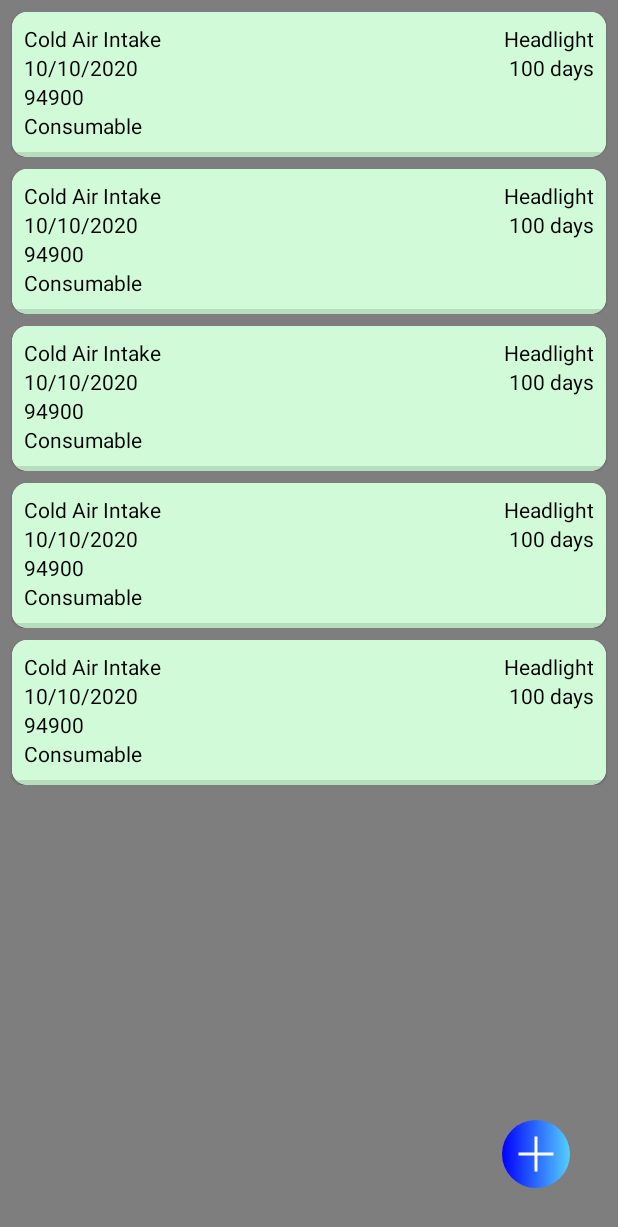
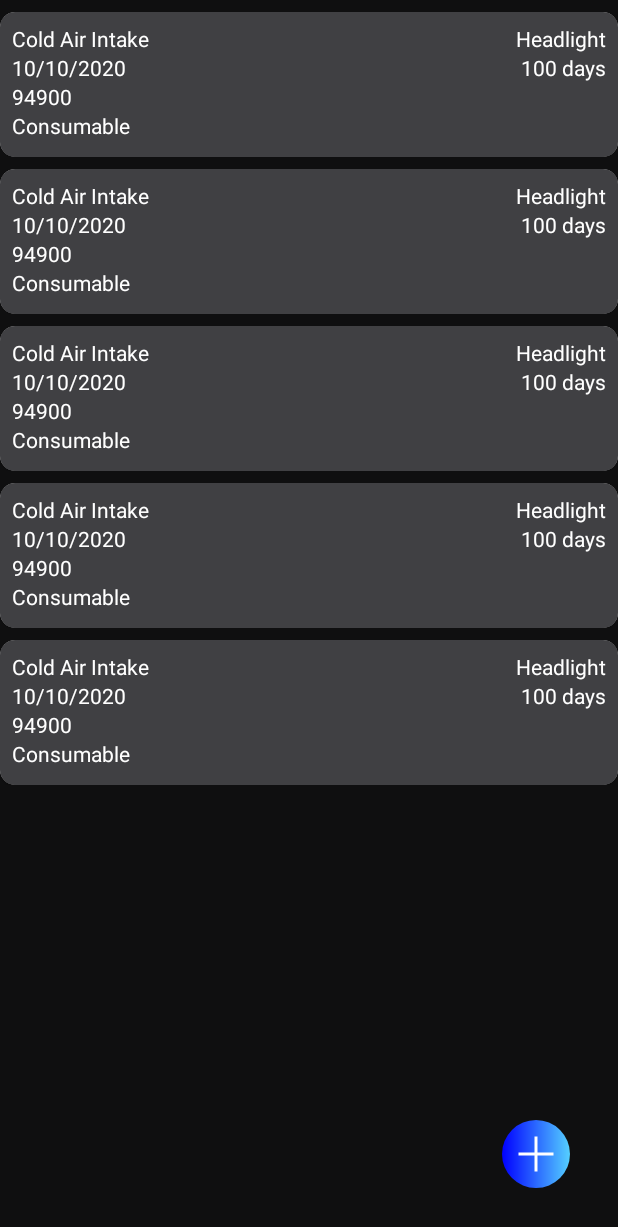
Before and after one commit to Danboe2009/Part-Timer, an Android app: the layout activity_main.xml on its own in the app's theme, with its tools: preview values and no code run, on a phone screen of 412 x 824 dp. Shown: the top 1227 px of the screen. Run offline under Robolectric (Android 15) with nearby library versions, the phone set to English and light mode, and no system bars.

Commit message:
Styling Change

```diff
--- a/app/build.gradle
+++ b/app/build.gradle
@@ -37,7 +37,7 @@ android {
 
 dependencies {
 
-    implementation "org.jetbrains.kotlin:kotlin-stdlib:1.5.20"
+    implementation "org.jetbrains.kotlin:kotlin-stdlib:1.5.21"
     implementation 'androidx.core:core-ktx:1.6.0'
     implementation 'androidx.appcompat:appcompat:1.3.0'
     implementation 'com.google.android.material:material:1.4.0'
@@ -46,8 +46,8 @@ dependencies {
     implementation 'androidx.navigation:navigation-ui-ktx:2.3.5'
 
     implementation 'com.squareup.retrofit2:retrofit:2.9.0'
-    implementation 'com.squareup.retrofit2:converter-gson:2.7.0'
-    implementation 'com.squareup.okhttp3:okhttp:4.3.1'
+    implementation 'com.squareup.retrofit2:converter-gson:2.9.0'
+    implementation 'com.squareup.okhttp3:okhttp:4.9.1'
     implementation 'com.google.code.gson:gson:2.8.6'
 
     testImplementation 'junit:junit:4.13.2'
--- a/app/src/main/java/com/missingcontroller/parttimer/MainActivity.kt
+++ b/app/src/main/java/com/missingcontroller/parttimer/MainActivity.kt
@@ -27,7 +27,7 @@ class MainActivity : AppCompatActivity() {
         setContentView(binding.root)
 
         val request = RetroFitBuilder.buildService(PartsURLService::class.java)
-        val response = request.listParts("CqBAJn5x9v3qokS1H1N2rSAm7ECBYC6PctSk3tJMhHu5lCiGDw78FCbNfiRRNYmG")
+        val response = request.listParts("V7xjN8ZQcio3RP2zp3Eqp09B6YAnKALvV2AaEM7baESVMLMjfOhaa7RuKUFXvncH")
 
         response.enqueue(object : Callback<List<PartObject>> {
             override fun onResponse(call: Call<List<PartObject>>, response: Response<List<PartObject>>) {
--- a/app/src/main/java/com/missingcontroller/parttimer/PartViewHolder.kt
+++ b/app/src/main/java/com/missingcontroller/parttimer/PartViewHolder.kt
@@ -37,7 +37,7 @@ class PartViewHolder(inflater: LayoutInflater, parent: ViewGroup, identifier: In
     consumable.text = processConsumable(partObject.consumable)
     typeOfPart.text = partObject.type
     daysSince.text = "${partAge(partObject.date)} Days"
-    colorObject(partAge(partObject.date))
+//    colorObject(partAge(partObject.date))
   }
 
   fun formatDate(date: Date): String {
--- a/app/src/main/res/layout/activity_main.xml
+++ b/app/src/main/res/layout/activity_main.xml
@@ -5,7 +5,7 @@
     android:id="@+id/coordinatorLayout"
     android:layout_width="match_parent"
     android:layout_height="match_parent"
-    android:background="@color/light_grey"
+    android:background="@color/background_black"
     tools:context=".MainActivity">
 
     <androidx.recyclerview.widget.RecyclerView
@@ -16,18 +16,18 @@
         app:layout_constraintEnd_toEndOf="parent"
         app:layout_constraintStart_toStartOf="parent"
         app:layout_constraintTop_toTopOf="parent"
-        tools:listitem="@layout/part_object"
-        tools:itemCount="5"/>
+        tools:itemCount="5"
+        tools:listitem="@layout/part_object" />
 
     <include
+        android:id="@+id/fab"
         layout="@layout/custom_fab"
-        android:id="@+id/fab"
         android:layout_width="45dp"
         android:layout_height="45dp"
+        android:layout_alignParentBottom="true"
         android:layout_alignParentEnd="true"
-        android:layout_alignParentBottom="true"
-        app:layout_constraintEnd_toEndOf="parent"
+        android:layout_margin="32dp"
         app:layout_constraintBottom_toBottomOf="parent"
-        android:layout_margin="32dp"/>
+        app:layout_constraintEnd_toEndOf="parent" />
 
 </androidx.constraintlayout.widget.ConstraintLayout>
--- a/app/src/main/res/layout/part_object.xml
+++ b/app/src/main/res/layout/part_object.xml
@@ -8,15 +8,21 @@
     <com.google.android.material.card.MaterialCardView
         style="@style/mcmRoundImage"
         android:layout_width="match_parent"
-        android:layout_height="match_parent"
-        android:layout_marginStart="8dp"
-        android:layout_marginEnd="8dp">
+        android:layout_height="match_parent">
 
         <androidx.constraintlayout.widget.ConstraintLayout
             android:id="@+id/cl_part_object"
             android:layout_width="match_parent"
             android:layout_height="match_parent"
-            android:background="#d1fbd8">
+            android:background="@color/divider_grey">
+
+            <View
+                android:id="@+id/top_divider"
+                android:layout_width="match_parent"
+                android:layout_height="3dp"
+                android:layout_marginTop="8dp"
+                android:background="@color/divider_grey"
+                app:layout_constraintBottom_toTopOf="@id/tv_part_name" />
 
             <TextView
                 android:id="@+id/tv_part_name"
@@ -25,7 +31,7 @@
                 android:layout_marginStart="8dp"
                 android:layout_marginTop="8dp"
                 android:text="Cold Air Intake"
-                android:textColor="@color/black"
+                android:textColor="@color/white"
                 app:layout_constraintStart_toStartOf="parent"
                 app:layout_constraintTop_toTopOf="parent" />
 
@@ -34,7 +40,7 @@
                 android:layout_width="wrap_content"
                 android:layout_height="wrap_content"
                 android:text="10/10/2020"
-                android:textColor="@color/black"
+                android:textColor="@color/white"
                 app:layout_constraintStart_toStartOf="@id/tv_part_name"
                 app:layout_constraintTop_toBottomOf="@id/tv_part_name" />
 
@@ -43,7 +49,7 @@
                 android:layout_width="wrap_content"
                 android:layout_height="wrap_content"
                 android:text="94900"
-                android:textColor="@color/black"
+                android:textColor="@color/white"
                 app:layout_constraintStart_toStartOf="@id/tv_part_name"
                 app:layout_constraintTop_toBottomOf="@id/tv_install_date" />
 
@@ -52,7 +58,7 @@
                 android:layout_width="wrap_content"
                 android:layout_height="wrap_content"
                 android:text="Consumable"
-                android:textColor="@color/black"
+                android:textColor="@color/white"
                 app:layout_constraintStart_toStartOf="@id/tv_install_mileage"
                 app:layout_constraintTop_toBottomOf="@id/tv_install_mileage" />
 
@@ -63,7 +69,7 @@
                 android:layout_height="wrap_content"
                 android:layout_marginEnd="8dp"
                 android:text="Headlight"
-                android:textColor="@color/black"
+                android:textColor="@color/white"
                 app:layout_constraintEnd_toEndOf="parent"
                 app:layout_constraintTop_toTopOf="@id/tv_part_name" />
 
@@ -73,7 +79,7 @@
                 android:layout_height="wrap_content"
                 android:layout_marginEnd="8dp"
                 android:text="100 days"
-                android:textColor="@color/black"
+                android:textColor="@color/white"
                 app:layout_constraintEnd_toEndOf="parent"
                 app:layout_constraintTop_toBottomOf="@id/tv_type_of_part" />
 
@@ -83,7 +89,7 @@
                 android:layout_width="match_parent"
                 android:layout_height="3dp"
                 android:layout_marginTop="8dp"
-                android:background="?android:attr/listDivider"
+                android:background="@color/divider_grey"
                 app:layout_constraintTop_toBottomOf="@id/tv_consumable" />
         </androidx.constraintlayout.widget.ConstraintLayout>
     </com.google.android.material.card.MaterialCardView>
--- a/app/src/main/res/values-night/themes.xml
+++ /dev/null
@@ -1,16 +0,0 @@
-<resources xmlns:tools="http://schemas.android.com/tools">
-    <!-- Base application theme. -->
-    <style name="Theme.PartTimer" parent="Theme.MaterialComponents.DayNight.DarkActionBar">
-        <!-- Primary brand color. -->
-        <item name="colorPrimary">@color/purple_200</item>
-        <item name="colorPrimaryVariant">@color/purple_700</item>
-        <item name="colorOnPrimary">@color/black</item>
-        <!-- Secondary brand color. -->
-        <item name="colorSecondary">@color/teal_200</item>
-        <item name="colorSecondaryVariant">@color/teal_200</item>
-        <item name="colorOnSecondary">@color/black</item>
-        <!-- Status bar color. -->
-        <item name="android:statusBarColor" tools:targetApi="l">?attr/colorPrimaryVariant</item>
-        <!-- Customize your theme here. -->
-    </style>
-</resources>
--- a/app/src/main/res/values/colors.xml
+++ b/app/src/main/res/values/colors.xml
@@ -8,4 +8,8 @@
     <color name="black">#FF000000</color>
     <color name="white">#FFFFFFFF</color>
     <color name="light_grey">#7E7E7E</color>
+    <color name="divider_grey">#404043</color>
+    <color name="item_grey">#1B1B1D</color>
+    <color name="dark_grey">#2C2C2E</color>
+    <color name="background_black">#0F0F10</color>
 </resources>
--- a/app/src/main/res/values/themes.xml
+++ b/app/src/main/res/values/themes.xml
@@ -2,8 +2,8 @@
     <!-- Base application theme. -->
     <style name="Theme.PartTimer" parent="Theme.MaterialComponents.DayNight.DarkActionBar">
         <!-- Primary brand color. -->
-        <item name="colorPrimary">@color/purple_500</item>
-        <item name="colorPrimaryVariant">@color/purple_700</item>
+        <item name="colorPrimary">@color/dark_grey</item>
+        <item name="colorPrimaryVariant">@color/dark_grey</item>
         <item name="colorOnPrimary">@color/white</item>
         <!-- Secondary brand color. -->
         <item name="colorSecondary">@color/teal_200</item>
--- a/build.gradle
+++ b/build.gradle
@@ -1,13 +1,12 @@
 // Top-level build file where you can add configuration options common to all sub-projects/modules.
 buildscript {
-    ext.kotlin_version = "1.5.0"
     repositories {
         google()
         mavenCentral()
     }
     dependencies {
         classpath 'com.android.tools.build:gradle:4.2.2'
-        classpath "org.jetbrains.kotlin:kotlin-gradle-plugin:1.5.20"
+        classpath "org.jetbrains.kotlin:kotlin-gradle-plugin:1.5.21"
 
         // NOTE: Do not place your application dependencies here; they belong
         // in the individual module build.gradle files
```
Also changed, not shown: 2 other files.
